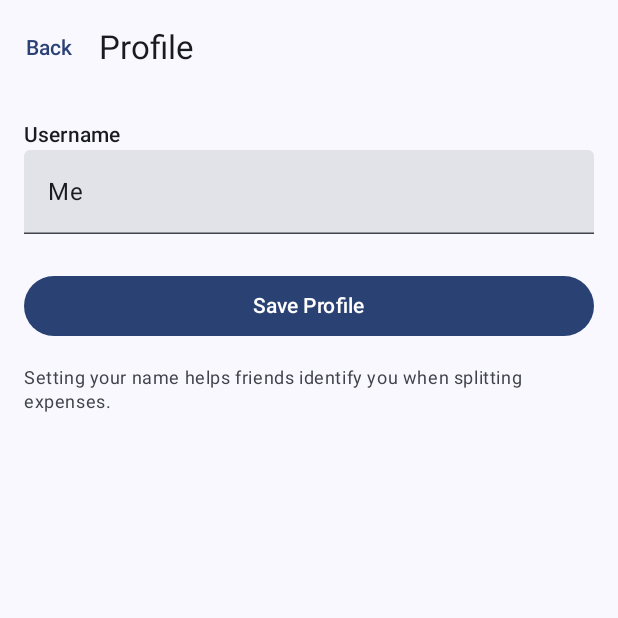
After one commit to Nimeshshenoy/Divide, an Android app built with Jetpack Compose: the ProfileScreen screen opened through its navigation route, on a phone screen of 412 x 824 dp, the top half of it. The commit adds this screen. Run offline under Robolectric (Android 15) with nearby library versions, the phone set to English and light mode, and no system bars; our stand-ins replace Room's generated code.

Commit message:
started to add profile section

```diff
--- a/app/build.gradle.kts
+++ b/app/build.gradle.kts
@@ -1,6 +1,7 @@
 plugins {
     alias(libs.plugins.android.application)
     alias(libs.plugins.kotlin.compose)
+    alias(libs.plugins.ksp)
 }
 
 android {
@@ -46,6 +47,10 @@ dependencies {
     implementation(libs.androidx.navigation.compose)
     implementation(libs.androidx.core.ktx)
     implementation(libs.androidx.lifecycle.runtime.ktx)
+    implementation(libs.androidx.room.runtime)
+    implementation(libs.androidx.room.ktx)
+    implementation(libs.gson)
+    ksp(libs.androidx.room.compiler)
     testImplementation(libs.junit)
     androidTestImplementation(platform(libs.androidx.compose.bom))
     androidTestImplementation(libs.androidx.compose.ui.test.junit4)
--- a/app/src/main/java/com/example/divide/MainActivity.kt
+++ b/app/src/main/java/com/example/divide/MainActivity.kt
@@ -10,9 +10,12 @@ import androidx.navigation.compose.NavHost
 import androidx.navigation.compose.composable
 import androidx.navigation.compose.rememberNavController
 import androidx.navigation.navArgument
+import com.example.divide.data.ExpenseDatabase
+import com.example.divide.data.LocalRepository
 import com.example.divide.ui.AddExpenseScreen
 import com.example.divide.ui.CreateEventScreen
 import com.example.divide.ui.MainScreen
+import com.example.divide.ui.ProfileScreen
 import com.example.divide.ui.theme.DivideTheme
 
 /**
@@ -22,6 +25,11 @@ import com.example.divide.ui.theme.DivideTheme
 class MainActivity : ComponentActivity() {
     override fun onCreate(savedInstanceState: Bundle?) {
         super.onCreate(savedInstanceState)
+
+        // Initialize the database and repository
+        val database = ExpenseDatabase.getDatabase(this)
+        LocalRepository.initialize(database.expenseDao())
+
         enableEdgeToEdge()
         setContent {
             DivideTheme {
@@ -44,12 +52,18 @@ fun DivideApp() {
         composable("main") {
             MainScreen(
                 onCreateEvent = { navController.navigate("create_event") },
-                onEventClick = { eventId -> navController.navigate("create_event/$eventId") }
+                // Requirement: Redirect directly to Add Expense page when clicking a trip
+                onEventClick = { eventId -> navController.navigate("add_expense/$eventId") },
+                onProfileClick = { navController.navigate("profile") }
             )
         }
 
+        // Profile Screen: Edit user settings
+        composable("profile") {
+            ProfileScreen(onBack = { navController.popBackStack() })
+        }
+
         // Create Event Screen: Handled as a container for a "Trip" (e.g. Udaipur)
-        // Supports both new creation and viewing existing details via optional {eventId}
         composable(
             route = "create_event?eventId={eventId}",
             arguments = listOf(navArgument("eventId") {
@@ -62,28 +76,17 @@ fun DivideApp() {
             CreateEventScreen(
                 eventId = eventId,
                 onSaveAndAddExpense = { id ->
-                    navController.navigate("add_expense/$id")
+                    // Redirect to add expenses immediately after creating the trip container
+                    navController.navigate("add_expense/$id") {
+                        // Pop create_event from backstack so back button goes to main
+                        popUpTo("main") { saveState = true }
+                    }
                 },
                 onBack = { navController.popBackStack() }
             )
         }
 
-        // Backward compatibility route or explicit route for existing events
-        composable(
-            route = "create_event/{eventId}",
-            arguments = listOf(navArgument("eventId") { type = NavType.StringType })
-        ) { backStackEntry ->
-            val eventId = backStackEntry.arguments?.getString("eventId")
-            CreateEventScreen(
-                eventId = eventId,
-                onSaveAndAddExpense = { id ->
-                    navController.navigate("add_expense/$id")
-                },
-                onBack = { navController.popBackStack() }
-            )
-        }
-
-        // Add Expense Screen: Where specific costs (e.g. Lunch) are added to a trip
+        // Add Expense Screen: Now acts as the primary dashboard for adding costs to a trip
         composable(
             route = "add_expense/{eventId}",
             arguments = listOf(navArgument("eventId") { type = NavType.StringType })
@@ -91,10 +94,7 @@ fun DivideApp() {
             val eventId = backStackEntry.arguments?.getString("eventId") ?: return@composable
             AddExpenseScreen(
                 eventId = eventId,
-                onSave = {
-                    // After saving an expense, we go back to the Trip details screen
-                    navController.popBackStack()
-                },
+                // Requirement: No longer redirecting on save, so we only need the back action
                 onBack = { navController.popBackStack() }
             )
         }
--- /dev/null
+++ b/app/src/main/java/com/example/divide/data/ExpenseDao.kt
@@ -0,0 +1,28 @@
+package com.example.divide.data
+
+import androidx.room.*
+import kotlinx.coroutines.flow.Flow
+
+@Dao
+interface ExpenseDao {
+    @Query("SELECT * FROM events")
+    fun getAllEvents(): Flow<List<ExpenseEvent>>
+
+    @Insert(onConflict = OnConflictStrategy.REPLACE)
+    suspend fun insertEvent(event: ExpenseEvent)
+
+    @Update
+    suspend fun updateEvent(event: ExpenseEvent)
+
+    @Delete
+    suspend fun deleteEvent(event: ExpenseEvent)
+
+    @Query("SELECT * FROM events WHERE id = :eventId")
+    suspend fun getEventById(eventId: String): ExpenseEvent?
+
+    @Query("SELECT * FROM profile WHERE id = 0")
+    fun getProfile(): Flow<Profile?>
+
+    @Insert(onConflict = OnConflictStrategy.REPLACE)
+    suspend fun insertProfile(profile: Profile)
+}
--- /dev/null
+++ b/app/src/main/java/com/example/divide/data/ExpenseDatabase.kt
@@ -0,0 +1,30 @@
+package com.example.divide.data
+
+import android.content.Context
+import androidx.room.Database
+import androidx.room.Room
+import androidx.room.RoomDatabase
+import androidx.room.TypeConverters
+
+@Database(entities = [ExpenseEvent::class, Profile::class], version = 1, exportSchema = false)
+@TypeConverters(Converters::class)
+abstract class ExpenseDatabase : RoomDatabase() {
+    abstract fun expenseDao(): ExpenseDao
+
+    companion object {
+        @Volatile
+        private var INSTANCE: ExpenseDatabase? = null
+
+        fun getDatabase(context: Context): ExpenseDatabase {
+            return INSTANCE ?: synchronized(this) {
+                val instance = Room.databaseBuilder(
+                    context.applicationContext,
+                    ExpenseDatabase::class.java,
+                    "expense_database"
+                ).build()
+                INSTANCE = instance
+                instance
+            }
+        }
+    }
+}
--- a/app/src/main/java/com/example/divide/data/LocalRepository.kt
+++ b/app/src/main/java/com/example/divide/data/LocalRepository.kt
@@ -1,25 +1,66 @@
 package com.example.divide.data
 
-import kotlinx.coroutines.flow.MutableStateFlow
-import kotlinx.coroutines.flow.StateFlow
-import kotlinx.coroutines.flow.asStateFlow
-import kotlinx.coroutines.flow.update
+import kotlinx.coroutines.CoroutineScope
+import kotlinx.coroutines.Dispatchers
+import kotlinx.coroutines.SupervisorJob
+import kotlinx.coroutines.flow.*
+import kotlinx.coroutines.launch
 
+/**
+ * Repository that manages data persistence using Room.
+ */
 object LocalRepository {
-    private val _events = MutableStateFlow<List<ExpenseEvent>>(emptyList())
-    val events: StateFlow<List<ExpenseEvent>> = _events.asStateFlow()
+    private var dao: ExpenseDao? = null
+    private val scope = CoroutineScope(SupervisorJob() + Dispatchers.IO)
+
+    // Reactive flow of all events from the database
+    private var _eventsFlow: StateFlow<List<ExpenseEvent>>? = null
+    val events: StateFlow<List<ExpenseEvent>>
+        get() = _eventsFlow ?: throw IllegalStateException("LocalRepository must be initialized with a DAO")
+
+    // Reactive flow of the local user's profile
+    private var _profileFlow: StateFlow<Profile>? = null
+    val profile: StateFlow<Profile>
+        get() = _profileFlow ?: throw IllegalStateException("LocalRepository must be initialized with a DAO")
+
+    /**
+     * Call this once at app startup to link the database.
+     */
+    fun initialize(expenseDao: ExpenseDao) {
+        dao = expenseDao
+        _eventsFlow = expenseDao.getAllEvents().stateIn(
+            scope = scope,
+            started = SharingStarted.WhileSubscribed(5000),
+            initialValue = emptyList()
+        )
+        _profileFlow = expenseDao.getProfile()
+            .map { it ?: Profile() }
+            .stateIn(
+                scope = scope,
+                started = SharingStarted.WhileSubscribed(5000),
+                initialValue = Profile()
+            )
+    }
 
     fun addEvent(event: ExpenseEvent) {
-        _events.update { it + event }
+        scope.launch {
+            dao?.insertEvent(event)
+        }
     }
 
     fun updateEvent(event: ExpenseEvent) {
-        _events.update { list ->
-            list.map { if (it.id == event.id) event else it }
+        scope.launch {
+            dao?.updateEvent(event)
         }
     }
 
-    fun getEvent(eventId: String): ExpenseEvent? {
-        return _events.value.find { it.id == eventId }
+    fun updateProfile(name: String) {
+        scope.launch {
+            dao?.insertProfile(Profile(name = name))
+        }
+    }
+
+    suspend fun getEvent(eventId: String): ExpenseEvent? {
+        return dao?.getEventById(eventId)
     }
 }
--- a/app/src/main/java/com/example/divide/data/Models.kt
+++ b/app/src/main/java/com/example/divide/data/Models.kt
@@ -1,5 +1,7 @@
 package com.example.divide.data
 
+import androidx.room.Entity
+import androidx.room.PrimaryKey
 import java.util.UUID
 
 /**
@@ -25,8 +27,11 @@ data class Expense(
 /**
  * Represents a collection of expenses (e.g., "Udaipur Trip").
  * This acts as a container for all participants and their shared expenses.
+ * Annotated with @Entity for Room persistence.
  */
+@Entity(tableName = "events")
 data class ExpenseEvent(
+    @PrimaryKey
     val id: String = UUID.randomUUID().toString(),
     val name: String, // e.g., "Udaipur Trip"
     val users: List<User> = emptyList(), // All friends added to this trip
--- /dev/null
+++ b/app/src/main/java/com/example/divide/data/Profile.kt
@@ -0,0 +1,15 @@
+package com.example.divide.data
+
+import androidx.room.Entity
+import androidx.room.PrimaryKey
+
+/**
+ * Represents the local user's profile settings.
+ * We use a fixed ID of 0 because there is only one local profile.
+ */
+@Entity(tableName = "profile")
+data class Profile(
+    @PrimaryKey
+    val id: Int = 0,
+    val name: String = "Me"
+)
--- a/app/src/main/java/com/example/divide/ui/MainScreen.kt
+++ b/app/src/main/java/com/example/divide/ui/MainScreen.kt
@@ -5,6 +5,8 @@ import androidx.compose.foundation.clickable
 import androidx.compose.foundation.layout.*
 import androidx.compose.foundation.lazy.LazyColumn
 import androidx.compose.foundation.lazy.items
+import androidx.compose.material.icons.Icons
+import androidx.compose.material.icons.filled.Person
 import androidx.compose.material3.*
 import androidx.compose.runtime.Composable
 import androidx.compose.runtime.collectAsState
@@ -28,7 +30,8 @@ import com.example.divide.data.LocalRepository
 @Composable
 fun MainScreen(
     onCreateEvent: () -> Unit,
-    onEventClick: (String) -> Unit
+    onEventClick: (String) -> Unit,
+    onProfileClick: () -> Unit
 ) {
     // Observe the list of events from our repository
     val events by LocalRepository.events.collectAsState()
@@ -39,7 +42,14 @@ fun MainScreen(
 
     Scaffold(
         topBar = {
-            TopAppBar(title = { Text("Divide") })
+            TopAppBar(
+                title = { Text("Divide") },
+                actions = {
+                    IconButton(onClick = onProfileClick) {
+                        Icon(Icons.Default.Person, contentDescription = "Profile")
+                    }
+                }
+            )
         }
     ) { innerPadding ->
         Column(
--- /dev/null
+++ b/app/src/main/java/com/example/divide/ui/ProfileScreen.kt
@@ -0,0 +1,69 @@
+package com.example.divide.ui
+
+import androidx.compose.foundation.layout.*
+import androidx.compose.material3.*
+import androidx.compose.runtime.*
+import androidx.compose.ui.Modifier
+import androidx.compose.ui.unit.dp
+import com.example.divide.data.LocalRepository
+
+/**
+ * Screen to edit the local user's profile settings.
+ */
+@OptIn(ExperimentalMaterial3Api::class)
+@Composable
+fun ProfileScreen(onBack: () -> Unit) {
+    // Observe the profile from the repository
+    val profile by LocalRepository.profile.collectAsState()
+
+    // Local state for the text field
+    var name by remember(profile) { mutableStateOf(profile.name) }
+
+    Scaffold(
+        topBar = {
+            TopAppBar(
+                title = { Text("Profile") },
+                navigationIcon = {
+                    TextButton(onClick = onBack) { Text("Back") }
+                }
+            )
+        }
+    ) { innerPadding ->
+        Column(
+            modifier = Modifier
+                .fillMaxSize()
+                .padding(innerPadding)
+                .padding(16.dp)
+        ) {
+            Text(text = "Username", style = MaterialTheme.typography.labelLarge)
+            TextField(
+                value = name,
+                onValueChange = { name = it },
+                modifier = Modifier.fillMaxWidth(),
+                singleLine = true
+            )
+
+            Spacer(modifier = Modifier.height(24.dp))
+
+            Button(
+                onClick = {
+                    if (name.isNotBlank()) {
+                        LocalRepository.updateProfile(name)
+                        onBack()
+                    }
+                },
+                modifier = Modifier.fillMaxWidth()
+            ) {
+                Text(text = "Save Profile")
+            }
+
+            Spacer(modifier = Modifier.height(16.dp))
+
+            Text(
+                text = "Setting your name helps friends identify you when splitting expenses.",
+                style = MaterialTheme.typography.bodySmall,
+                color = MaterialTheme.colorScheme.onSurfaceVariant
+            )
+        }
+    }
+}
--- a/build.gradle.kts
+++ b/build.gradle.kts
@@ -2,4 +2,5 @@
 plugins {
     alias(libs.plugins.android.application) apply false
     alias(libs.plugins.kotlin.compose) apply false
+    alias(libs.plugins.ksp) apply false
 }
--- a/gradle.properties
+++ b/gradle.properties
@@ -17,3 +17,5 @@ org.gradle.jvmargs=-Xmx2048m -Dfile.encoding=UTF-8
 org.gradle.configuration-cache=true
 # Kotlin code style for this project: "official" or "obsolete":
 kotlin.code.style=official
+android.disallowKotlinSourceSets=false
+android.sync.suppressAgpWarnings=UNSUPPORTED_PROJECT_OPTION_USE
```
Also changed, not shown: app/src/main/java/com/example/divide/data/Converters.kt (added, +31 -0 lines), app/src/main/java/com/example/divide/ui/AddExpenseScreen.kt (+133 -32 lines), app/src/main/java/com/example/divide/ui/CreateEventScreen.kt (+12 -26 lines), gradle/libs.versions.toml (+9 -1 lines), 3 other files.
